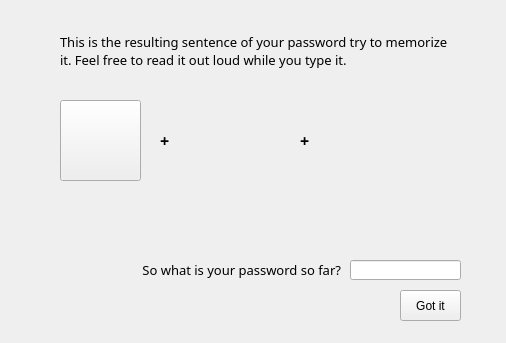
The window that Python/UI forms/selectCharacterWindow2.ui (ajs5433/CSEC-Final-Project-) describes before a commit, drawn with Qt 5.
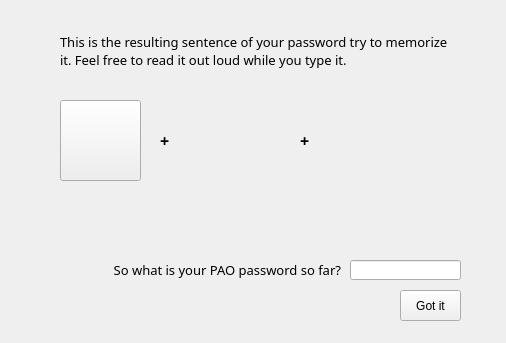
The same window after the commit.

Diff of the .ui file:
```diff
--- a/Python/UI forms/selectCharacterWindow2.ui
+++ b/Python/UI forms/selectCharacterWindow2.ui
@@ -179,7 +179,7 @@
     </font>
    </property>
    <property name="text">
-    <string>So what is your password so far?</string>
+    <string>So what is your PAO password so far?</string>
    </property>
    <property name="alignment">
     <set>Qt::AlignRight|Qt::AlignTrailing|Qt::AlignVCenter</set>
```
